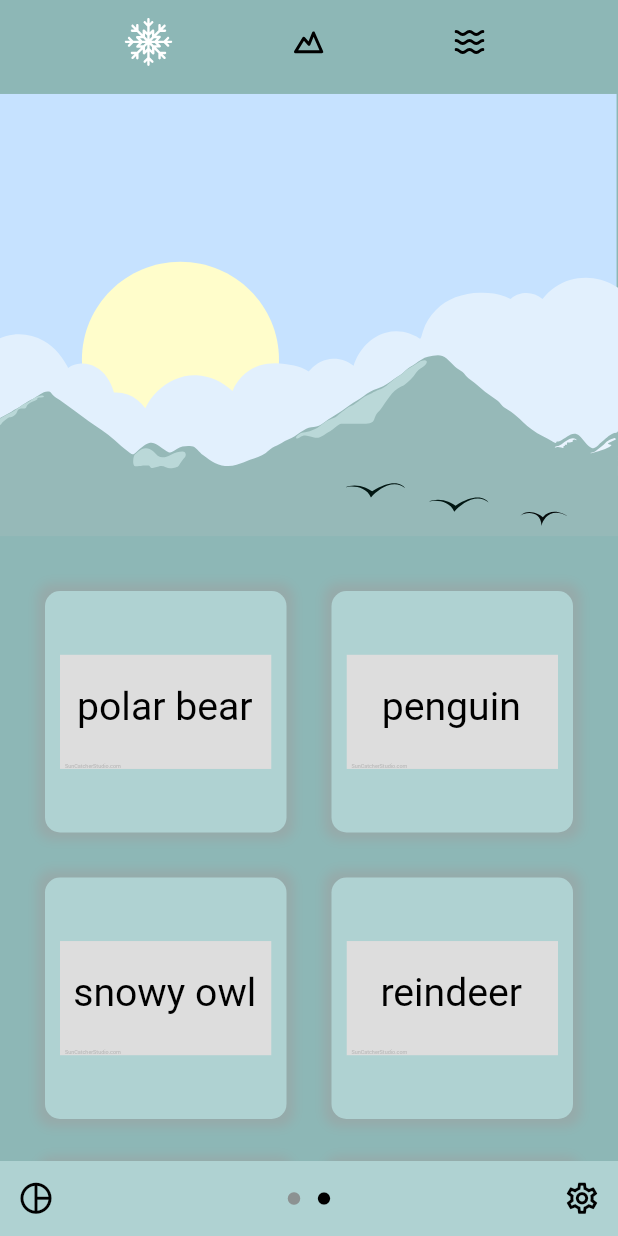
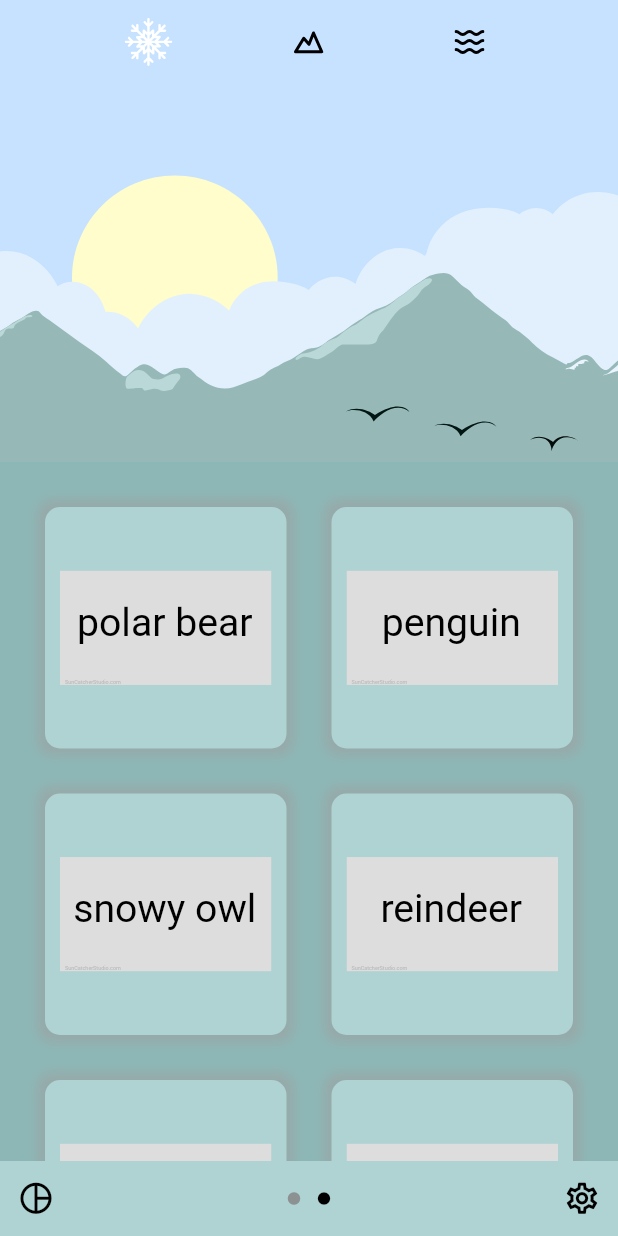
Before and after one commit to roshankern/TaskZoo, a Flutter app: the screen it shows after launch, swiped to page 2, on a phone screen of 412 x 824 dp. Run offline on Flutter 3.47's test engine with Material 2 defaults, Android fonts, the phone set to English and light mode, and no system bars; our stand-ins replace fl_chart, flutter_svg, font_awesome_flutter; missing offline and left inert: curved_progress_bar.

Commit message:
start scrool behind app bar

```diff
--- a/lib/pages/zoo_page.dart
+++ b/lib/pages/zoo_page.dart
@@ -54,10 +54,11 @@ class _ZooPageState extends State<ZooPage> {
             extendBodyBehindAppBar: true,
             appBar: CustomAppBar(biomesData: snapshot.data!),
             body: ListView(
+              padding: EdgeInsets.only(top: 0),
               children: [
                 SvgPicture.asset(
                   snapshot.data!.biomes[0].backgroundSvgPath,
-                  fit: BoxFit.fitWidth,
+                  fit: BoxFit.fitHeight,
                 ),
                 ZooBody(biomesData: snapshot.data!)
               ],
```
